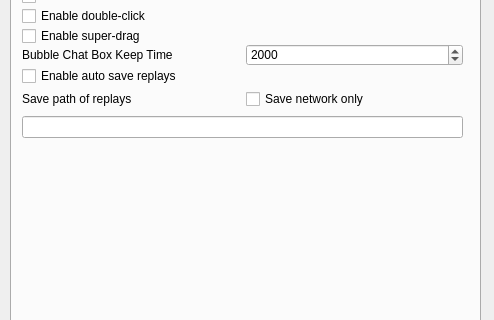
Before: the Qt Designer form src/dialog/configdialog.ui in BeginnerSlob/TouhouTripleSha, drawn with Qt 5; both pictures show x 0 to 494 and y 108 to 428 of the 494 by 548 pixel window.
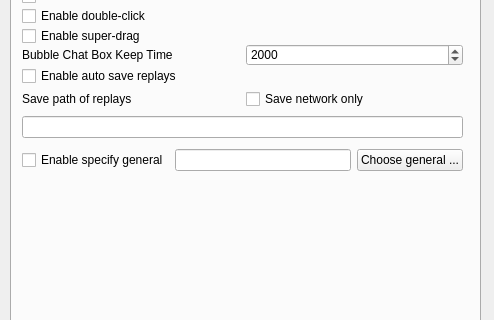
After: the same form once the commit is applied.

Diff of the .ui file:
```diff
--- a/src/dialog/configdialog.ui
+++ b/src/dialog/configdialog.ui
@@ -659,6 +659,41 @@
       <bool>false</bool>
      </property>
     </widget>
+    <widget class="QWidget" name="horizontalLayoutWidget_2">
+     <property name="geometry">
+      <rect>
+       <x>10</x>
+       <y>210</y>
+       <width>441</width>
+       <height>25</height>
+      </rect>
+     </property>
+     <layout class="QHBoxLayout" name="specifyGeneralLayout">
+      <item>
+       <widget class="QCheckBox" name="specifyGeneralCheckBox">
+        <property name="minimumSize">
+         <size>
+          <width>0</width>
+          <height>0</height>
+         </size>
+        </property>
+        <property name="text">
+         <string>Enable specify general</string>
+        </property>
+       </widget>
+      </item>
+      <item>
+       <widget class="QLineEdit" name="generalNameLineEdit"/>
+      </item>
+      <item>
+       <widget class="QPushButton" name="chooseGeneralButton">
+        <property name="text">
+         <string>Choose general ...</string>
+        </property>
+       </widget>
+      </item>
+     </layout>
+    </widget>
    </widget>
   </widget>
   <widget class="QDialogButtonBox" name="buttonBox">
```
Left out of the diff: 2 changed lines with no effect on the pictures.
